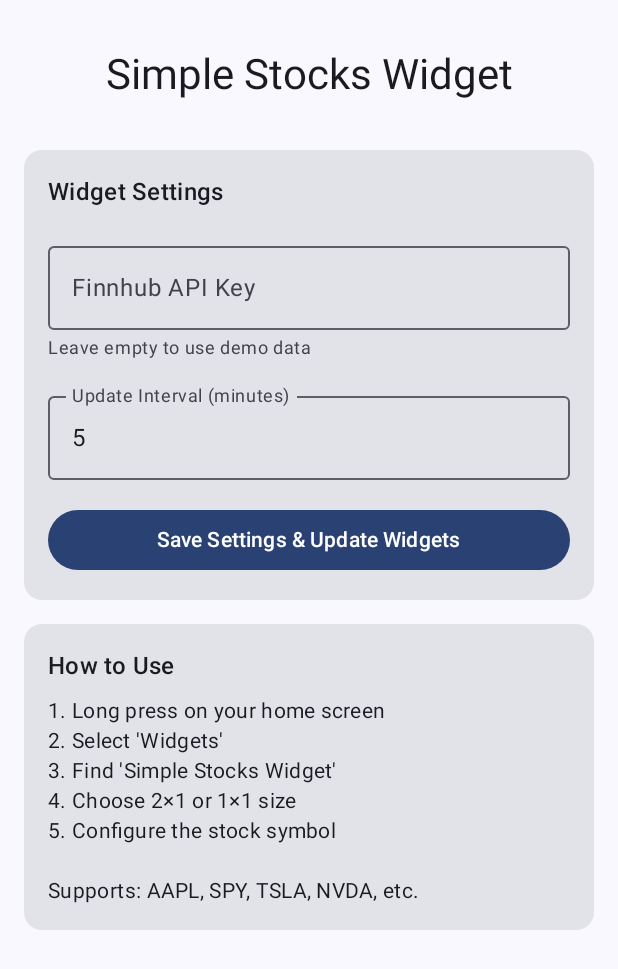
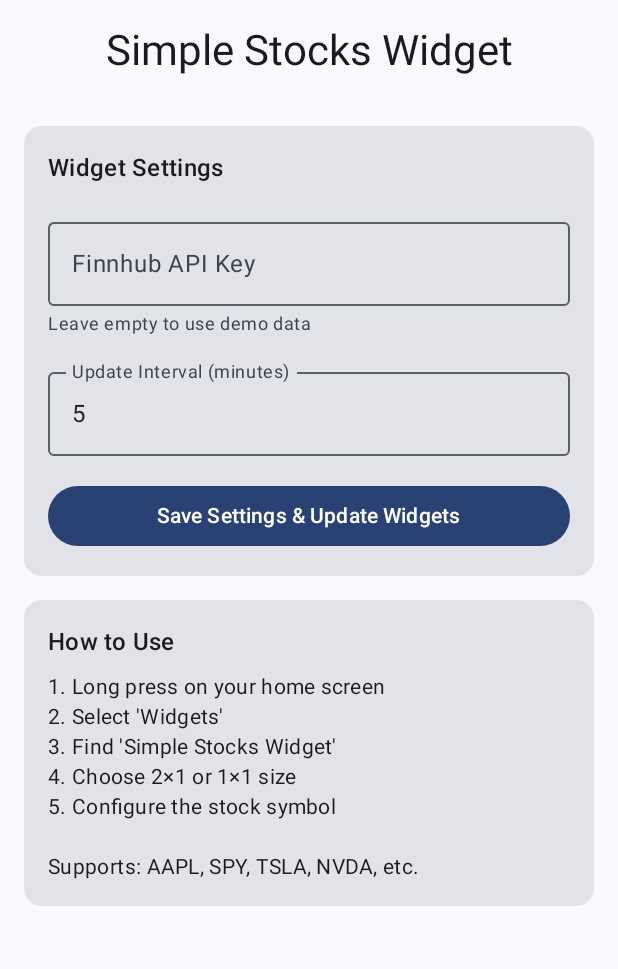
Before and after one commit to sidward35/simple-stocks-widget, an Android app built with Jetpack Compose: the screen it shows after launch (MainActivity), on a phone screen of 412 x 824 dp. Shown: the top 969 px of the screen. Run offline under Robolectric (Android 15) with nearby library versions, the phone set to English and light mode, and no system bars.

Commit message:
Fix header margin

```diff
--- a/app/src/main/java/xyz/smathur/simplestockswidget/MainActivity.kt
+++ b/app/src/main/java/xyz/smathur/simplestockswidget/MainActivity.kt
@@ -56,13 +56,14 @@ fun SettingsScreen() {
     Column(
         modifier = Modifier
             .fillMaxSize()
-            .padding(16.dp),
+            .padding(16.dp)
+            .statusBarsPadding(),
         horizontalAlignment = Alignment.CenterHorizontally
     ) {
         Text(
             text = "Simple Stocks Widget",
             style = MaterialTheme.typography.headlineMedium,
-            modifier = Modifier.padding(top = 16.dp, bottom = 32.dp)
+            modifier = Modifier.padding(bottom = 32.dp)
         )
 
         Card(
```
